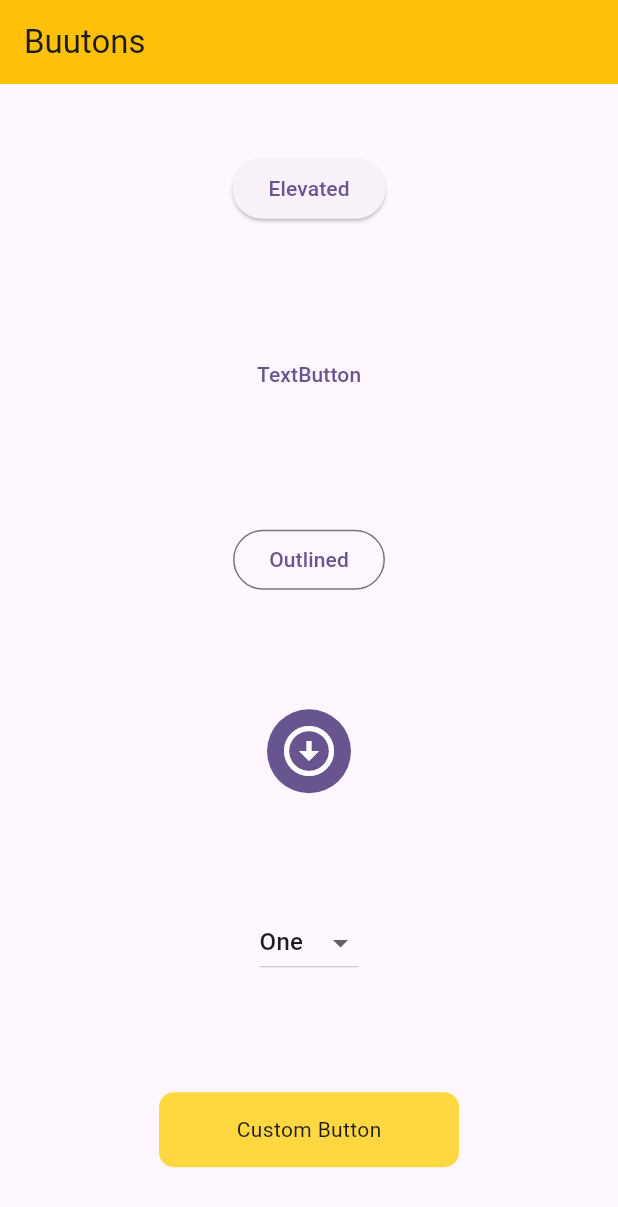
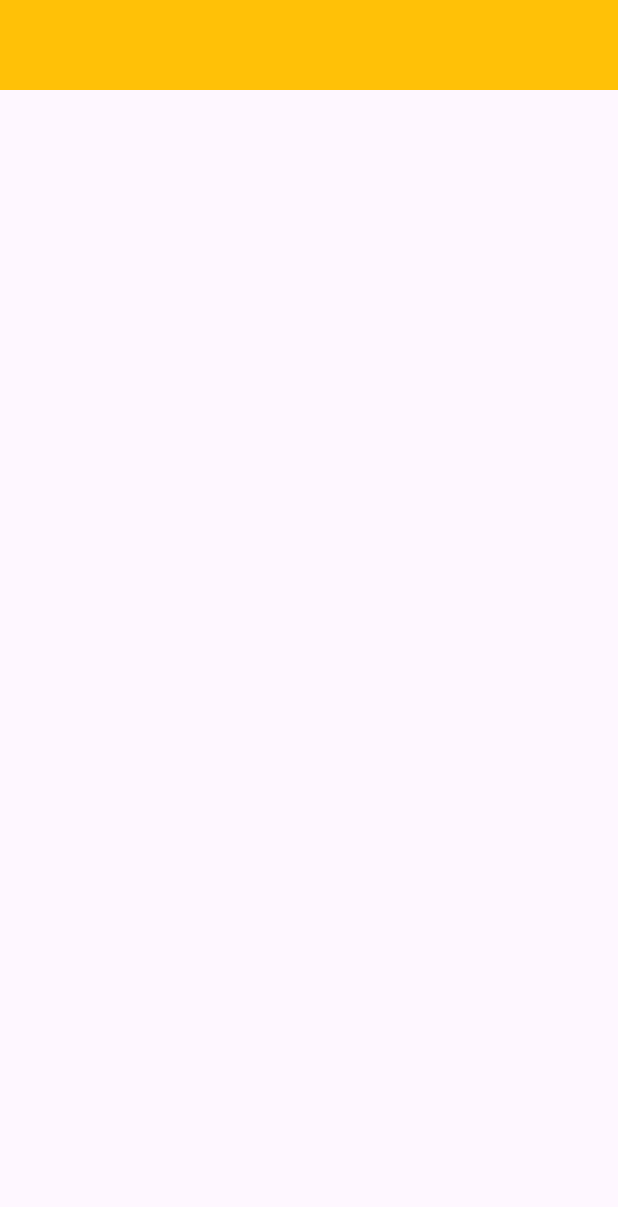
Before and after one commit to GDSC-VESIT/GDSC_flutter_workshop, a Flutter app: the screen it shows after launch, on a phone screen of 412 x 824 dp. Shown: the top 1207 px of the screen. Run offline on Flutter 3.47's test engine with Material 3 defaults, Android fonts, the phone set to English and light mode, and no system bars.

```diff
--- a/lib/buttons.dart
+++ b/lib/buttons.dart
@@ -15,7 +15,7 @@ class _ButtonExamplesState extends State<ButtonExamples> {
     return Scaffold(
       appBar: AppBar(
         backgroundColor: Colors.amber,
-        title: Text('Buutons'),
+        title: Text('Buttons'),
       ),
       body: Padding(
         padding: const EdgeInsets.all(8.0),
--- /dev/null
+++ b/lib/hello.dart
@@ -0,0 +1,14 @@
+import 'dart:io';
+
+void main() {
+  print('Hello World');
+
+  stdout.write('Enter your name:');
+  String? name = stdin.readLineSync();
+
+  stdout.write('Enter your roll number:');
+  int? roll = int.parse(stdin.readLineSync()!);
+
+  // ignore: avoid_print
+  print("Your roll number is $name and roll no. is $roll");
+}
--- a/lib/main.dart
+++ b/lib/main.dart
@@ -7,13 +7,14 @@ import 'package:example/layouts/list.dart';
 import 'package:example/richtext.dart';
 import 'package:example/row.dart';
 import 'package:example/scaff.dart';
+import 'package:example/test.dart';
 import 'package:flutter/material.dart';
 
 void main() {
   runApp(const MyApp());
 }
 
-//main->decision
+//main-> decision
 //runapp-> helper robots
 //myapp-> layout/map/design of floor plan
 
@@ -43,7 +44,8 @@ class MyApp extends StatelessWidget {
         colorScheme: ColorScheme.fromSeed(seedColor: Colors.deepPurple),
         useMaterial3: true,
       ),
-      home: const ButtonExamples(),
+      home: const Test(),
+      // const ButtonExamples(),
       // const Grid(),
       // const List(),
       // const FormSub(),
@@ -104,3 +106,16 @@ class _MyHomePageState extends State<MyHomePage> {
     );
   }
 }
+
+class Gap extends StatelessWidget {
+  const Gap({super.key});
+
+  @override
+  Widget build(BuildContext context) {
+    return Container(
+      color: Colors.amber,
+      height: 60,
+      width: double.infinity,
+    );
+  }
+}
--- /dev/null
+++ b/lib/test.dart
@@ -0,0 +1,18 @@
+import 'package:example/main.dart';
+import 'package:flutter/material.dart';
+
+class Test extends StatefulWidget {
+  const Test({super.key});
+
+  @override
+  State<Test> createState() => _TestState();
+}
+
+class _TestState extends State<Test> {
+  @override
+  Widget build(BuildContext context) {
+    return Scaffold(
+      body: Gap(),
+    );
+  }
+}
```
